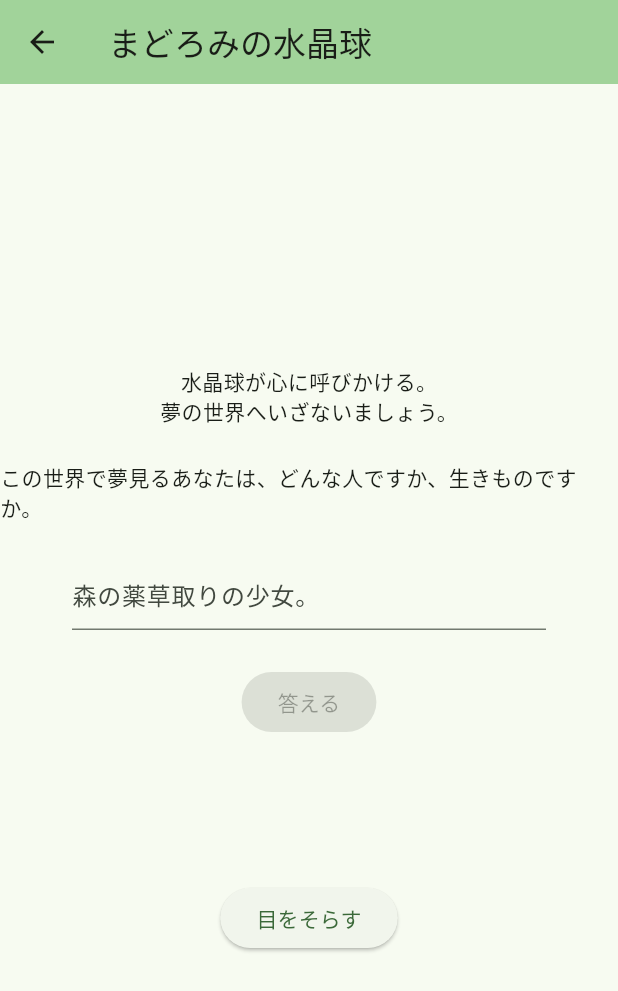
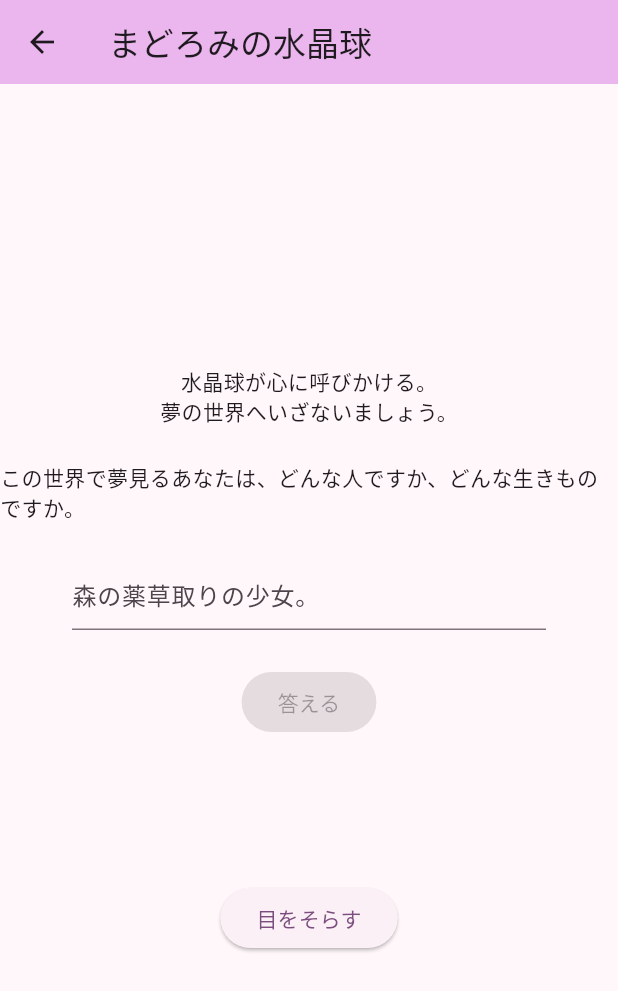
Before and after one commit to kareha-mirror/pot.lucidrowse, a Flutter app: the screen it shows after launch, after a tap on "まどろみの水晶球", on a phone screen of 412 x 824 dp. Shown: the top 991 px of the screen. Run offline on Flutter 3.47's test engine with Material 3 defaults, Android fonts, the phone set to English and light mode, and no system bars.

Commit message:
Add image to front page

```diff
--- a/client/lib/main.dart
+++ b/client/lib/main.dart
@@ -39,7 +39,19 @@ class MyApp extends StatelessWidget {
   Widget build(BuildContext context) {
     return MaterialApp(
       title: 'ルシドロウズ',
-      theme: ThemeData(colorScheme: .fromSeed(seedColor: Colors.green)),
+      theme: ThemeData(
+        colorScheme: .fromSeed(
+          seedColor: Colors.purple,
+          brightness: Brightness.light,
+        ),
+      ),
+      darkTheme: ThemeData(
+        colorScheme: .fromSeed(
+          seedColor: Colors.purple,
+          brightness: Brightness.dark,
+        ),
+      ),
+      themeMode: ThemeMode.system,
       initialRoute: '/',
       routes: {
         '/': (context) => const FrontPage(),
@@ -67,7 +79,23 @@ class _FrontPageState extends State<FrontPage> {
         backgroundColor: Theme.of(context).colorScheme.inversePrimary,
         title: Text('古びた宿'),
       ),
-      body: Center(
+      body: Stack(
+        children: [
+          Center(
+            child: ConstrainedBox(
+              constraints: const BoxConstraints(maxWidth: 1200),
+              child: Column(
+                mainAxisAlignment: .center,
+                children: [
+                  const Image(image: AssetImage('assets/images/front.webp')),
+                  Spacer(),
+                ],
+              ),
+            ),
+          ),
+          Center(
+            child: ConstrainedBox(
+              constraints: const BoxConstraints(maxWidth: 1200),
               child: Column(
                 mainAxisAlignment: .center,
                 children: [
@@ -94,6 +122,9 @@ class _FrontPageState extends State<FrontPage> {
                   SizedBox(height: 48),
                 ],
               ),
+            ),
+          ),
+        ],
       ),
     );
   }
@@ -148,6 +179,8 @@ class _HomePageState extends State<HomePage> {
         title: Text('まどろみの水晶球'),
       ),
       body: Center(
+        child: ConstrainedBox(
+          constraints: const BoxConstraints(maxWidth: 1200),
           child: Column(
             mainAxisAlignment: .center,
             children: [
@@ -156,11 +189,11 @@ class _HomePageState extends State<HomePage> {
                 Text('水晶球が心に呼びかける。'),
                 Text('夢の世界へいざないましょう。'),
                 SizedBox(height: 24),
-              Text('この世界で夢見るあなたは、どんな人ですか、生きものですか。'),
+                Text('この世界で夢見るあなたは、どんな人ですか、どんな生きものですか。'),
               ] else ...[
                 Text('水晶球が心に問いかける。'),
                 SizedBox(height: 24),
-              Text('今日は何をしましたか？'),
+                Text('今日は何をして過ごしましたか？'),
               ],
               SizedBox(height: 24),
               if (widget.state.player.inhabitKind.isForeigner)
@@ -208,6 +241,7 @@ class _HomePageState extends State<HomePage> {
               ),
               SizedBox(height: 48),
             ],
+          ),
         ),
       ),
     );
@@ -290,8 +324,8 @@ class _HelpPageState extends State<HelpPage> {
             Text('まどろみの水晶球をのぞき込むと、夢の世界につながるよ。'),
             Text('そこでは、みんなの夢がひとつになるんだ。'),
             SizedBox(height: 48),
-            Text('光がおどる小箱を開けると、この世界に住むに仲間たちに出会えるよ。'),
-            Text('話しかけることはできないけど、すれちがうことはあるかもしれない。'),
+            Text('光おどる小箱を開けると、この世界に住む仲間たちに出会えるよ。'),
+            Text('話しかけることはできないけど、すれちがうことはあるかもしれないね。'),
             SizedBox(height: 96),
             ElevatedButton(
               onPressed: () => Navigator.pushNamed(context, '/'),
@@ -337,7 +371,7 @@ class _DebugPageState extends State<DebugPage> {
               ),
             SizedBox(height: 48),
             if (widget.state.inhabitants.isEmpty)
-              ElevatedButton(onPressed: null, child: Text('住人たちを解放する'))
+              ElevatedButton(onPressed: null, child: Text('住人たちを追い出す'))
             else
               ElevatedButton(
                 onPressed: () => setState(() {
--- a/client/pubspec.yaml
+++ b/client/pubspec.yaml
@@ -87,3 +87,6 @@ flutter:
   #
   # For details regarding fonts from package dependencies,
   # see https://flutter.dev/to/font-from-package
+
+  assets:
+    - assets/images/
```
Also changed, not shown: client/assets/images/front.webp (added). Lines whose indentation alone changed are shown as unchanged.
